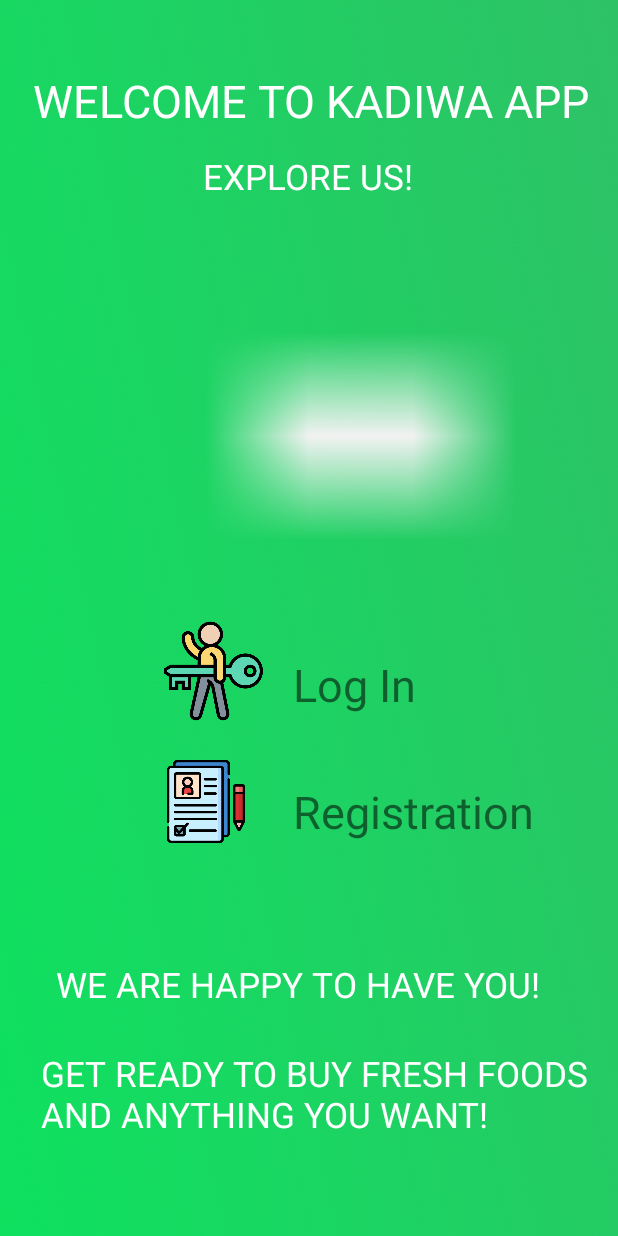
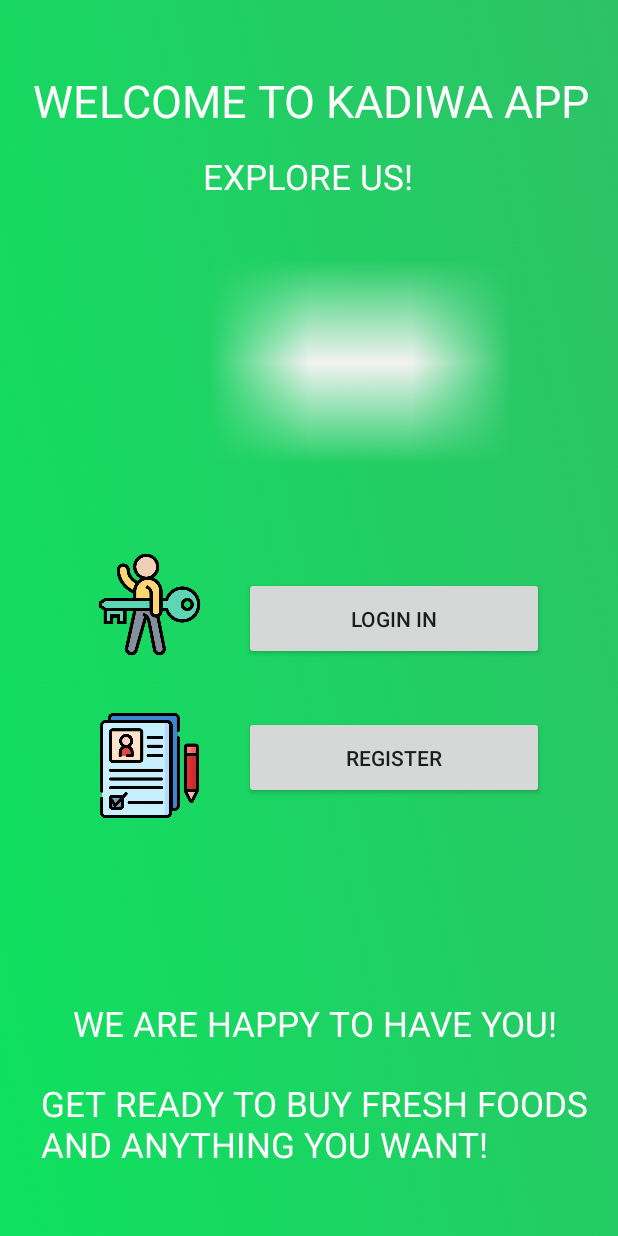
Before and after one commit to KayL-1/GroceryStoreee, an Android app: the layout activity_welcome.xml on its own in the app's theme, with its tools: preview values and no code run, on a phone screen of 412 x 824 dp. Run offline under Robolectric (Android 15) with nearby library versions, the phone set to English and light mode, and no system bars.

Commit message:
added basic navigation

```diff
--- a/GroceryApp/app/src/main/res/layout/activity_register.xml
+++ b/GroceryApp/app/src/main/res/layout/activity_register.xml
@@ -105,7 +105,9 @@
         app:layout_constraintHorizontal_bias="0.758"
         app:layout_constraintStart_toStartOf="parent"
         app:layout_constraintTop_toTopOf="parent"
-        app:layout_constraintVertical_bias="0.778" />
+        app:layout_constraintVertical_bias="0.778"
+        android:onClick="onClick"
+        android:clickable="true"/>
 
     <ImageView
         android:id="@+id/imageView2"
--- a/GroceryApp/app/src/main/res/layout/activity_welcome.xml
+++ b/GroceryApp/app/src/main/res/layout/activity_welcome.xml
@@ -39,52 +39,26 @@
     <ImageView
         android:id="@+id/imageButton2"
         android:layout_width="70dp"
-        android:layout_height="68dp"
+        android:layout_height="70dp"
         app:layout_constraintBottom_toBottomOf="parent"
         app:layout_constraintEnd_toEndOf="parent"
-        app:layout_constraintHorizontal_bias="0.313"
+        app:layout_constraintHorizontal_bias="0.19"
         app:layout_constraintStart_toStartOf="parent"
         app:layout_constraintTop_toTopOf="parent"
-        app:layout_constraintVertical_bias="0.547"
+        app:layout_constraintVertical_bias="0.488"
         tools:srcCompat="@drawable/key" />
-
-    <TextView
-        android:id="@+id/textView5"
-        android:layout_width="90dp"
-        android:layout_height="47dp"
-        android:text="Log In"
-        android:textSize="30sp"
-        app:layout_constraintBottom_toBottomOf="parent"
-        app:layout_constraintEnd_toEndOf="parent"
-        app:layout_constraintHorizontal_bias="0.607"
-        app:layout_constraintStart_toStartOf="parent"
-        app:layout_constraintTop_toTopOf="parent"
-        app:layout_constraintVertical_bias="0.561" />
 
     <ImageView
         android:id="@+id/imageButton3"
-        android:layout_width="61dp"
-        android:layout_height="55dp"
+        android:layout_width="70dp"
+        android:layout_height="70dp"
         app:layout_constraintBottom_toBottomOf="parent"
         app:layout_constraintEnd_toEndOf="parent"
-        app:layout_constraintHorizontal_bias="0.305"
+        app:layout_constraintHorizontal_bias="0.19"
         app:layout_constraintStart_toStartOf="parent"
         app:layout_constraintTop_toTopOf="parent"
-        app:layout_constraintVertical_bias="0.659"
+        app:layout_constraintVertical_bias="0.63"
         tools:srcCompat="@drawable/reg" />
-
-    <TextView
-        android:id="@+id/textView8"
-        android:layout_width="179dp"
-        android:layout_height="42dp"
-        android:text="Registration"
-        android:textSize="30sp"
-        app:layout_constraintBottom_toBottomOf="parent"
-        app:layout_constraintEnd_toEndOf="parent"
-        app:layout_constraintHorizontal_bias="0.84"
-        app:layout_constraintStart_toStartOf="parent"
-        app:layout_constraintTop_toTopOf="parent"
-        app:layout_constraintVertical_bias="0.666" />
 
     <TextView
         android:id="@+id/textView6"
@@ -95,9 +69,10 @@
         android:textSize="23sp"
         app:layout_constraintBottom_toBottomOf="parent"
         app:layout_constraintEnd_toEndOf="parent"
+        app:layout_constraintHorizontal_bias="0.648"
         app:layout_constraintStart_toStartOf="parent"
         app:layout_constraintTop_toTopOf="parent"
-        app:layout_constraintVertical_bias="0.851" />
+        app:layout_constraintVertical_bias="0.886" />
 
     <TextView
         android:id="@+id/textView7"
@@ -111,17 +86,42 @@
         app:layout_constraintHorizontal_bias="0.627"
         app:layout_constraintStart_toStartOf="parent"
         app:layout_constraintTop_toTopOf="parent"
-        app:layout_constraintVertical_bias="0.948" />
+        app:layout_constraintVertical_bias="0.975" />
 
     <ImageView
         android:id="@+id/imageView3"
-        android:layout_width="345dp"
-        android:layout_height="351dp"
+        android:layout_width="518dp"
+        android:layout_height="271dp"
         app:layout_constraintBottom_toBottomOf="parent"
         app:layout_constraintEnd_toEndOf="parent"
+        app:layout_constraintHorizontal_bias="0.504"
         app:layout_constraintStart_toStartOf="parent"
         app:layout_constraintTop_toTopOf="parent"
-        app:layout_constraintVertical_bias="0.171"
+        app:layout_constraintVertical_bias="0.13"
         app:srcCompat="@mipmap/logoshitbkg" />
 
+    <Button
+        android:id="@+id/logButton"
+        android:layout_width="200dp"
+        android:layout_height="55dp"
+        android:text="Login in"
+        app:layout_constraintBottom_toBottomOf="parent"
+        app:layout_constraintEnd_toEndOf="parent"
+        app:layout_constraintHorizontal_bias="0.767"
+        app:layout_constraintStart_toStartOf="parent"
+        app:layout_constraintTop_toTopOf="parent" />
+
+    <Button
+        android:id="@+id/regButton"
+        android:layout_width="200dp"
+        android:layout_height="55dp"
+        android:text="Register"
+        app:layout_constraintBottom_toBottomOf="parent"
+        app:layout_constraintEnd_toEndOf="parent"
+        app:layout_constraintHorizontal_bias="0.767"
+        app:layout_constraintStart_toStartOf="parent"
+        app:layout_constraintTop_toBottomOf="@+id/logButton"
+        app:layout_constraintVertical_bias="0.113" />
+
+
 </androidx.constraintlayout.widget.ConstraintLayout>
```
Also changed, not shown: GroceryApp/app/src/main/java/com/example/groceryapp/LoginActivity.java (+33 -0 lines), GroceryApp/app/src/main/java/com/example/groceryapp/RegisterActivity.java (+36 -0 lines), GroceryApp/app/src/main/java/com/example/groceryapp/WelcomeActivity.java (+35 -5 lines), GroceryApp/app/src/main/res/layout/activity_login.xml (+9 -6 lines).
